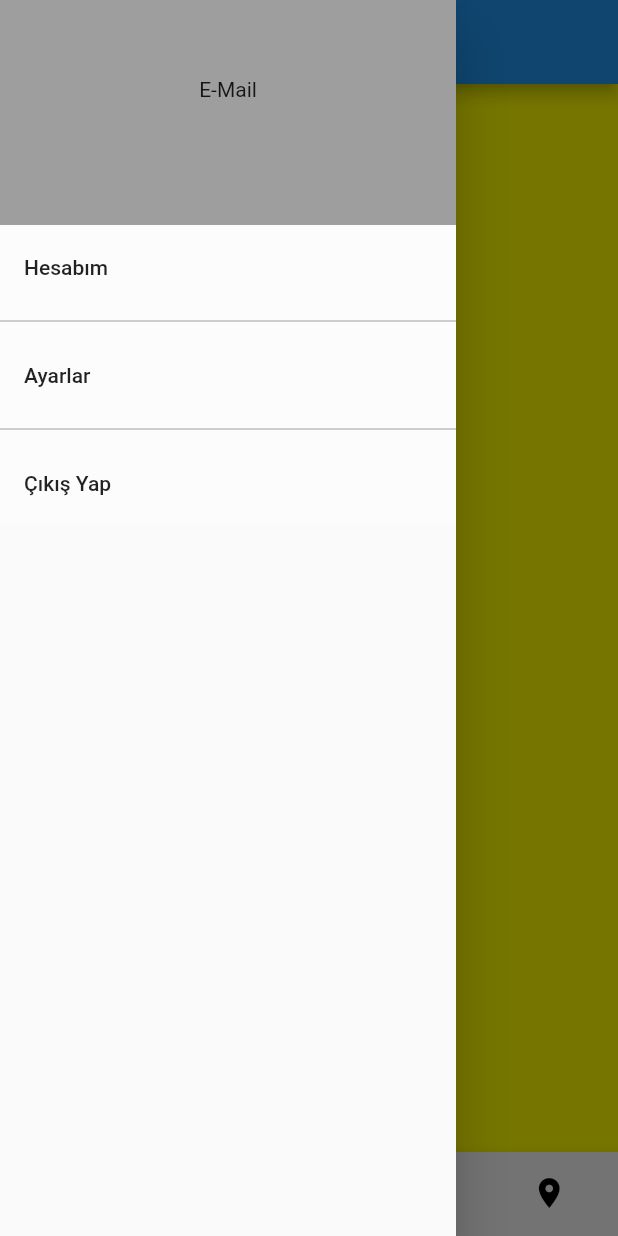
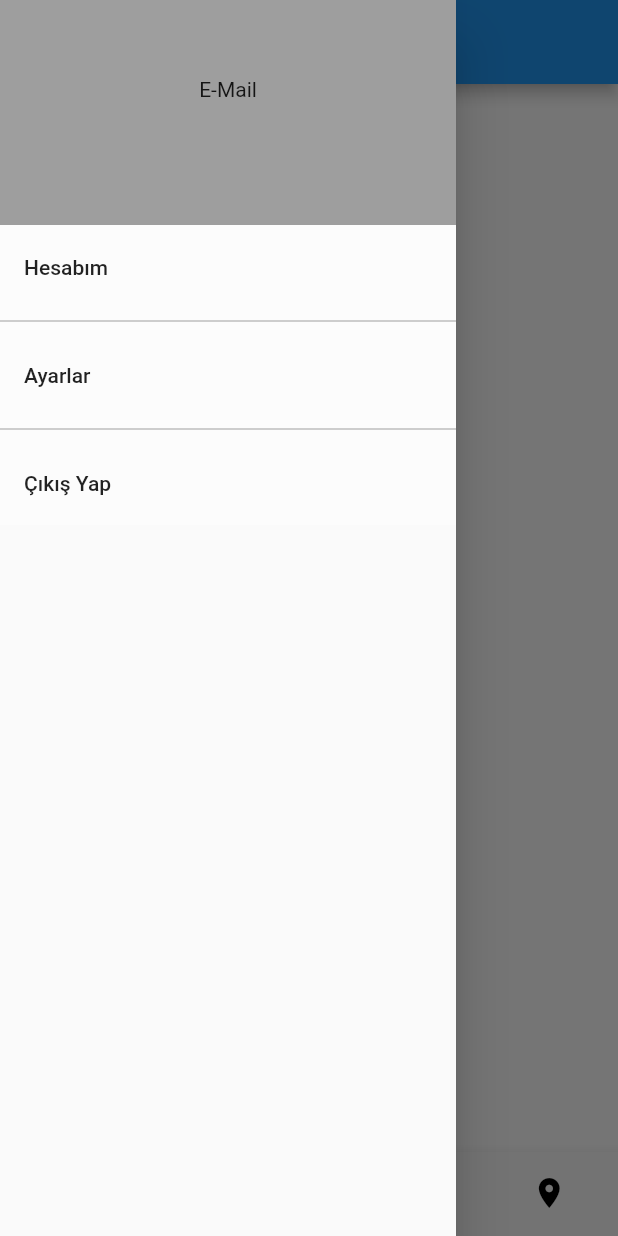
Before and after one commit to M-KASIM42/FabrikadanAfetzedelere, a Flutter app: the screen it shows once a user with an empty profile is signed in, item 2 of the bottom bar chosen, with the side drawer open, on a phone screen of 412 x 824 dp. Run offline on Flutter 3.47's test engine with Material 2 defaults, Android fonts, the phone set to English and light mode, and no system bars; our stand-ins replace cloud_firestore, firebase_auth, firebase_core, permission_handler; missing offline and left inert: dart:ffi; accounts and stored records are empty.

Commit message:
küçük düzeltmeler yapıldı. kullanıcı konumuna eriş

```diff
--- a/flutter_application_1/lib/main.dart
+++ b/flutter_application_1/lib/main.dart
@@ -3,7 +3,6 @@
 import 'package:flutter/material.dart';
 import 'package:firebase_auth/firebase_auth.dart';
 import 'package:firebase_core/firebase_core.dart';
-import 'package:flutter_application_1/pages/deneme_page.dart';
 import 'package:flutter_application_1/pages/login_page.dart';
 import 'package:flutter_application_1/pages/main_page.dart';
 
--- a/flutter_application_1/lib/pages/cart_page.dart
+++ b/flutter_application_1/lib/pages/cart_page.dart
@@ -1,8 +1,6 @@
 import 'package:cloud_firestore/cloud_firestore.dart';
 import 'package:firebase_auth/firebase_auth.dart';
 import 'package:flutter/material.dart';
-import 'package:flutter/src/widgets/framework.dart';
-import 'package:flutter/src/widgets/placeholder.dart';
 
 class CartPage extends StatefulWidget {
   const CartPage({super.key});
@@ -18,19 +16,15 @@ class _CartPageState extends State<CartPage> {
 
   @override
   void initState() {
-    // TODO: implement initState
     super.initState();
-    db.collection("users").doc(user!.uid).get().then((userDoc) => {
-      cartNumber = userDoc.data()!["user_carts"][
-                          "cartnumber"]
-    } );
+    db.collection("users").doc(user!.uid).get().then((userDoc) =>
+        {cartNumber = userDoc.data()!["user_carts"]["cartnumber"]});
   }
 
   @override
   Widget build(BuildContext context) {
-
     return Container(
-      color: Colors.yellowAccent,
+      color: Colors.white,
       child: StreamBuilder<QuerySnapshot>(
         stream: db
             .collection("users")
@@ -39,11 +33,15 @@ class _CartPageState extends State<CartPage> {
             .snapshots(),
         builder: (BuildContext context, AsyncSnapshot<QuerySnapshot> snapshot) {
           if (snapshot.hasError) {
-            return Text('Bir şeyler yanlış gitti');
+            return const Text('Bir şeyler yanlış gitti');
           }
 
           if (snapshot.connectionState == ConnectionState.waiting) {
-            return Text("Yükleniyor...");
+            return const Center(
+              child: CircularProgressIndicator(
+                color: Colors.greenAccent,
+              ),
+            );
           }
 
           return ListView.builder(
--- a/flutter_application_1/lib/pages/deneme_page.dart
+++ b/flutter_application_1/lib/pages/deneme_page.dart
@@ -1,6 +1,5 @@
 import 'package:flutter/material.dart';
-import 'package:flutter/src/widgets/framework.dart';
-import 'package:flutter/src/widgets/placeholder.dart';
+
 
 class DenemePage extends StatefulWidget {
   const DenemePage({super.key});
--- a/flutter_application_1/lib/pages/my_main_page.dart
+++ b/flutter_application_1/lib/pages/my_main_page.dart
@@ -1,8 +1,8 @@
+// ignore_for_file: use_build_context_synchronously
+
 import 'package:cloud_firestore/cloud_firestore.dart';
 import 'package:firebase_auth/firebase_auth.dart';
 import 'package:flutter/material.dart';
-import 'package:flutter/src/widgets/framework.dart';
-import 'package:flutter/src/widgets/placeholder.dart';
 import 'package:flutter_application_1/pages/torku_page.dart';
 
 class MyMainPage extends StatefulWidget {
--- a/flutter_application_1/lib/pages/torku_page.dart
+++ b/flutter_application_1/lib/pages/torku_page.dart
@@ -1,8 +1,6 @@
 import 'package:cloud_firestore/cloud_firestore.dart';
 import 'package:firebase_auth/firebase_auth.dart';
 import 'package:flutter/material.dart';
-import 'package:flutter/src/widgets/framework.dart';
-import 'package:flutter/src/widgets/placeholder.dart';
 
 class CompanyPage extends StatefulWidget {
   final List<Map<String, dynamic>> list;
--- a/flutter_application_1/pubspec.yaml
+++ b/flutter_application_1/pubspec.yaml
@@ -46,6 +46,7 @@ dependencies:
   google_maps_directions: ^0.0.3+4
   google_maps_webservice: ^0.0.19
   baseflow_plugin_template: ^2.1.1
+  permission_handler_android:
 
 dev_dependencies:
   flutter_test:
```
Also changed, not shown: flutter_application_1/lib/pages/AcilIhtiyac.dart (+4 -3 lines), flutter_application_1/lib/pages/toplanti_yerleri.dart (+17 -0 lines), flutter_application_1/pubspec.lock.
